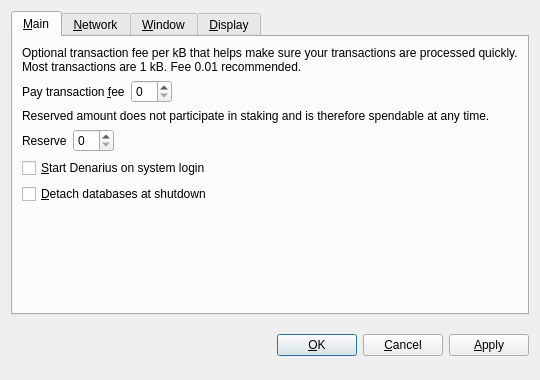
Above: src/qt/forms/optionsdialog.ui from Olliecad1/CLEO-Global before the change. Below: the same form after it.
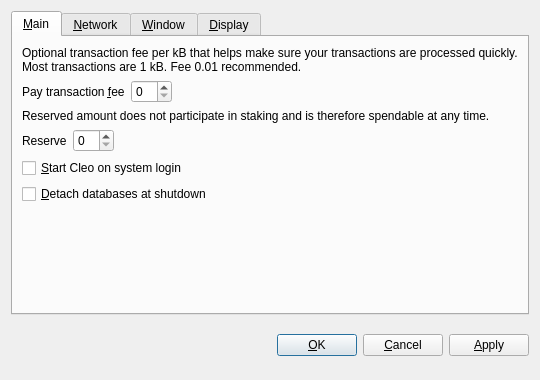
That is the form after the change. Custom widgets are drawn as their Qt base class.

```diff
--- a/src/qt/forms/optionsdialog.ui
+++ b/src/qt/forms/optionsdialog.ui
@@ -128,7 +128,7 @@
           <string>Automatically start Denarius after logging in to the system.</string>
          </property>
          <property name="text">
-          <string>&amp;Start Denarius on system login</string>
+          <string>&amp;Start Cleo on system login</string>
          </property>
         </widget>
        </item>
```
Left out of the diff: 10 changed lines with no effect on the pictures.
